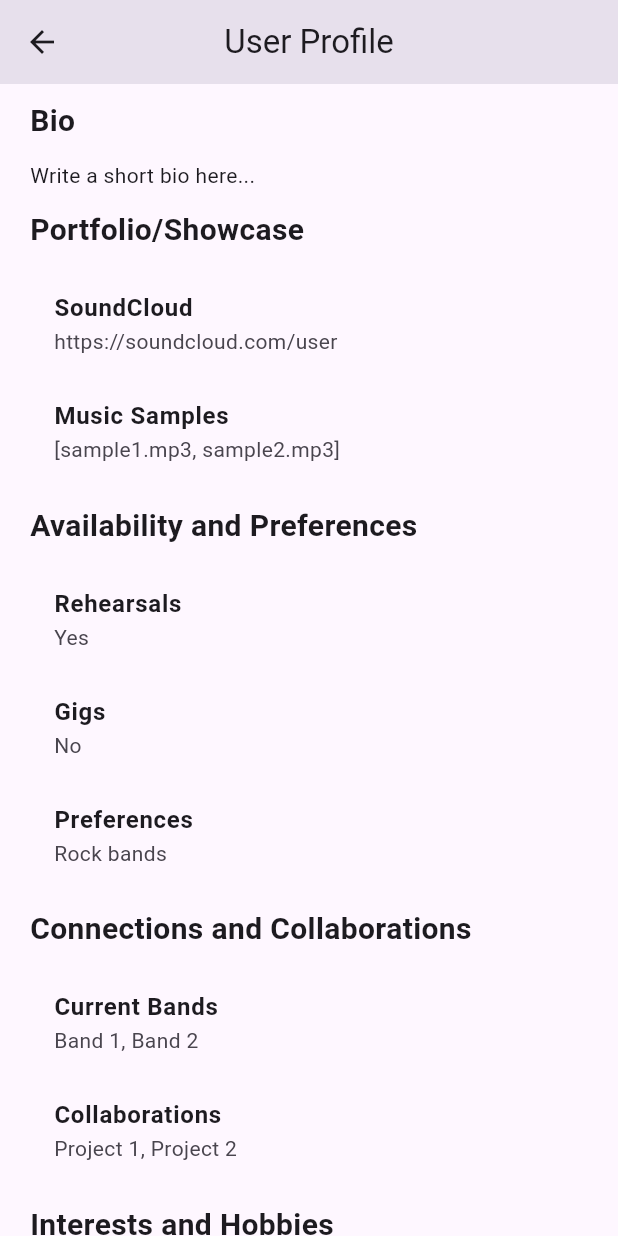
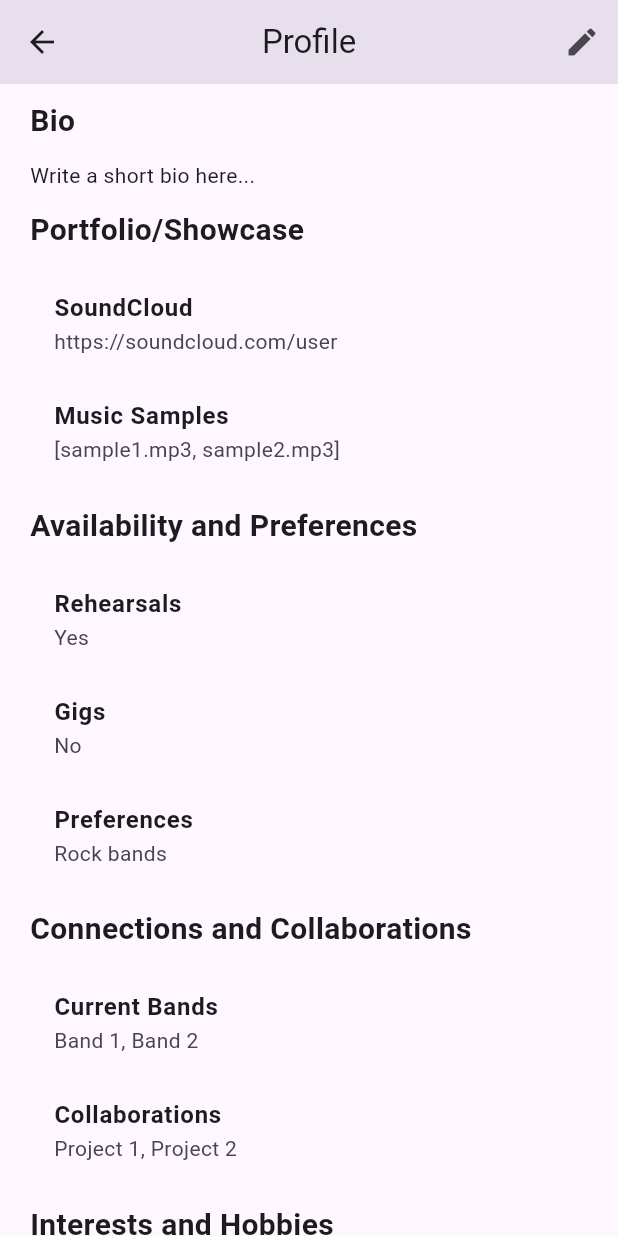
Before and after one commit to ujjwalmangalatreya/musical, a Flutter app: the ProfileScreen screen opened by its route, scrolled down 576 dp, on a phone screen of 412 x 824 dp. Run offline on Flutter 3.47's test engine with Material 3 defaults, Android fonts, the phone set to English and light mode, and no system bars; our stand-ins replace bloc, cloud_firestore, equatable, firebase_auth, firebase_core, flutter_bloc and 1 more; accounts and stored records are empty; network calls fail.

Commit message:
added edit icod for edit profile page and navigation

```diff
--- a/lib/UI/screens/profile_screen/profile_screen.dart
+++ b/lib/UI/screens/profile_screen/profile_screen.dart
@@ -16,8 +16,17 @@ class _ProfileScreenState extends State<ProfileScreen> {
   Widget build(BuildContext context) {
     return Scaffold(
       appBar: AppBar(
-        title: Text('User Profile'),
+        title: const Text('Profile'),
         centerTitle: true,
+        actions: [
+          IconButton(
+            icon: Icon(Icons.edit),
+            onPressed: () {
+              // Implement the logic to navigate to the Edit Profile screen
+              Navigator.pushNamed(context, '/editProfile');
+            },
+          ),
+        ],
       ),
       body: SingleChildScrollView(
         child:  Column(
--- a/lib/main.dart
+++ b/lib/main.dart
@@ -36,6 +36,7 @@ class MyApp extends StatelessWidget {
           '/register': (context) => RegisterPage(),
           '/dashboard': (context) =>   const TabBarMenu( userData: null,),
           '/profile': (context) => const ProfileScreen(),
+          '/editProfile': (context) => const EditProfileScreen(),
         },
         initialRoute: '/',
         theme: ThemeData(
@@ -45,7 +46,7 @@ class MyApp extends StatelessWidget {
           useMaterial3: true,
         ),
         //TOdo: Need to return splash scrren after profile page is completed.
-        home: const EditProfileScreen(),
+        home: const SplashScreen(),
       ),
     );
   }
```
